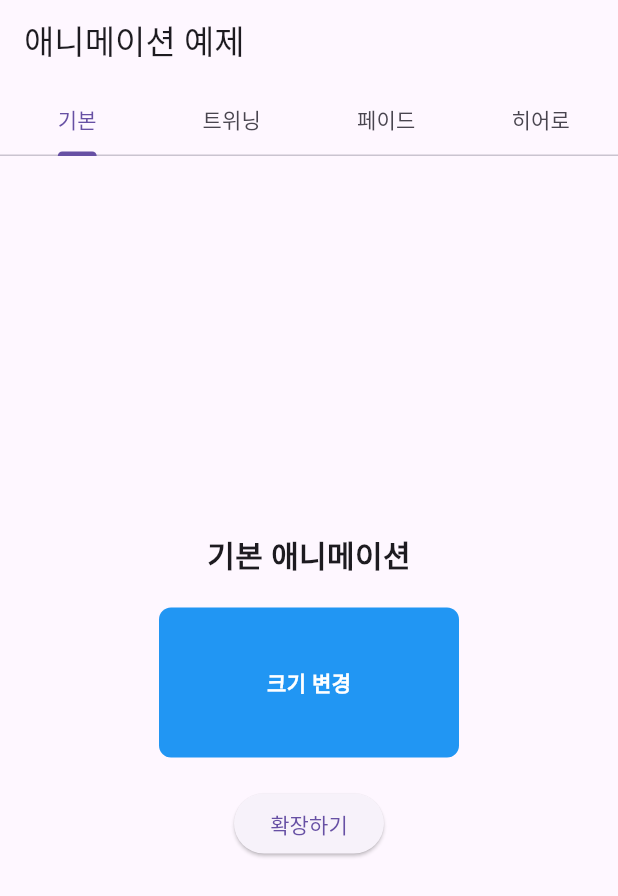
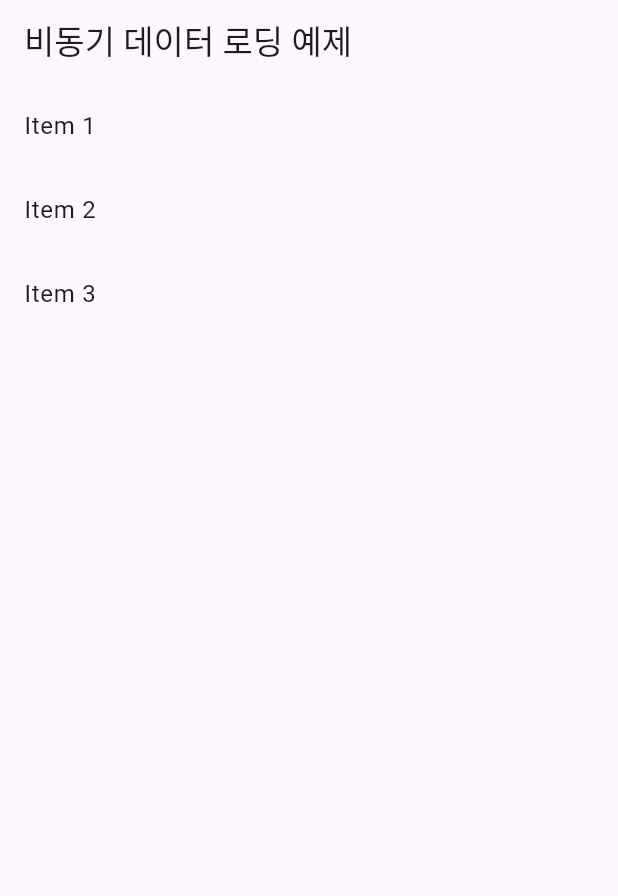
Before and after one commit to devpark435/flutter_example_test, a Flutter app: the screen it shows after launch, on a phone screen of 412 x 824 dp. Shown: the top 896 px of the screen. Run offline on Flutter 3.47's test engine with Material 3 defaults, Android fonts, the phone set to English and light mode, and no system bars; our stand-ins replace shared_preferences.

Commit message:
비동기 예제 추가

```diff
--- /dev/null
+++ b/lib/async/async.dart
@@ -0,0 +1,67 @@
+import 'package:flutter/material.dart';
+
+class AsyncExampleApp extends StatelessWidget {
+  const AsyncExampleApp({super.key});
+
+  @override
+  Widget build(BuildContext context) {
+    return MaterialApp(
+      title: 'Flutter 비동기 예제',
+      debugShowCheckedModeBanner: false,
+      theme: ThemeData(
+        primarySwatch: Colors.blue,
+        visualDensity: VisualDensity.adaptivePlatformDensity,
+      ),
+      home: const AsyncExample(),
+    );
+  }
+}
+
+class AsyncExample extends StatefulWidget {
+  const AsyncExample({super.key});
+
+  @override
+  AsyncExampleState createState() => AsyncExampleState();
+}
+
+class AsyncExampleState extends State<AsyncExample> {
+  List<String> items = [];
+  bool isLoading = false;
+
+  void fetchData() async {
+    setState(() {
+      isLoading = true;
+    });
+    // 데이터를 비동기적으로 가져오는 작업 (API 호출 등)
+    await Future.delayed(Duration(seconds: 2));
+    setState(() {
+      items = ['Item 1', 'Item 2', 'Item 3'];
+      isLoading = false;
+    });
+  }
+
+  @override
+  void initState() {
+    super.initState();
+    fetchData();
+  }
+
+  @override
+  Widget build(BuildContext context) {
+    return Scaffold(
+      appBar: AppBar(
+        title: Text('비동기 데이터 로딩 예제'),
+      ),
+      body: isLoading
+          ? Center(
+              child: CircularProgressIndicator(),
+            )
+          : ListView.builder(
+              itemCount: items.length,
+              itemBuilder: (context, index) => ListTile(
+                title: Text(items[index]),
+              ),
+            ),
+    );
+  }
+}
--- a/lib/main.dart
+++ b/lib/main.dart
@@ -1,10 +1,12 @@
 import 'package:flutter/material.dart';
 import 'package:flutter_example_test/animation/animation.dart';
+import 'package:flutter_example_test/async/async.dart';
 import 'package:flutter_example_test/todo/providers/todo_provider.dart';
 import 'package:flutter_example_test/todo/todo.dart';
 import 'package:provider/provider.dart';
 
 void main() async {
+  // MARK: - TODO
   // WidgetsFlutterBinding.ensureInitialized();
   // final todosProvider = TodosProvider();
   // await todosProvider.loadTodos(); // Todo 항목 불러오기
@@ -15,5 +17,6 @@
   //   ),
   // );
 
-  runApp(const AnimationExampleApp());
+  // MARK: - ANIMATION
+  runApp(const AsyncExampleApp());
 }
```
